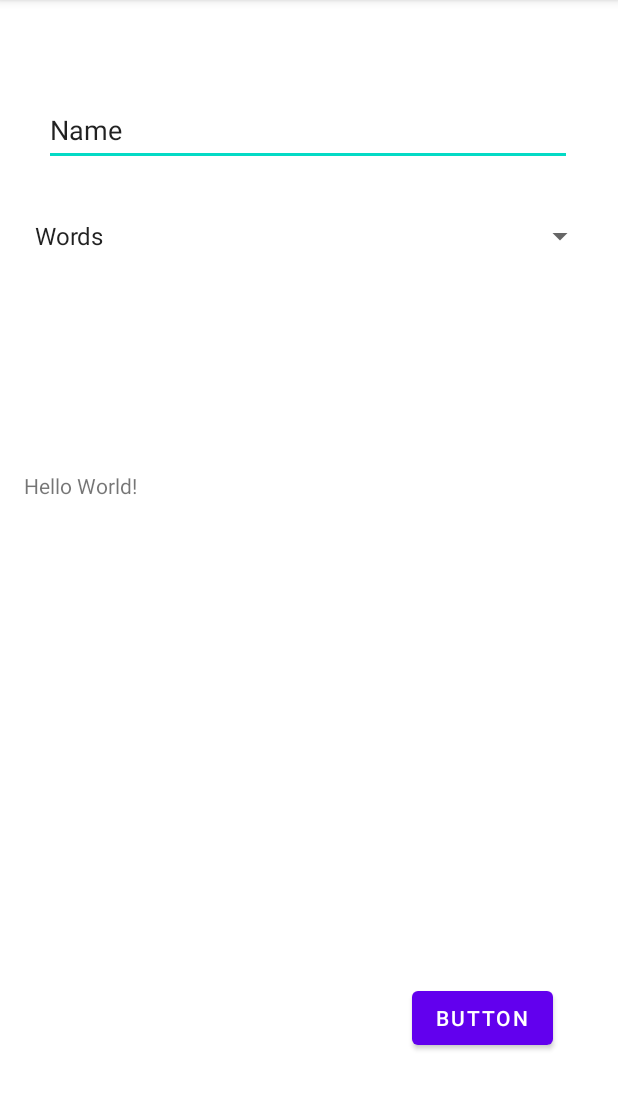
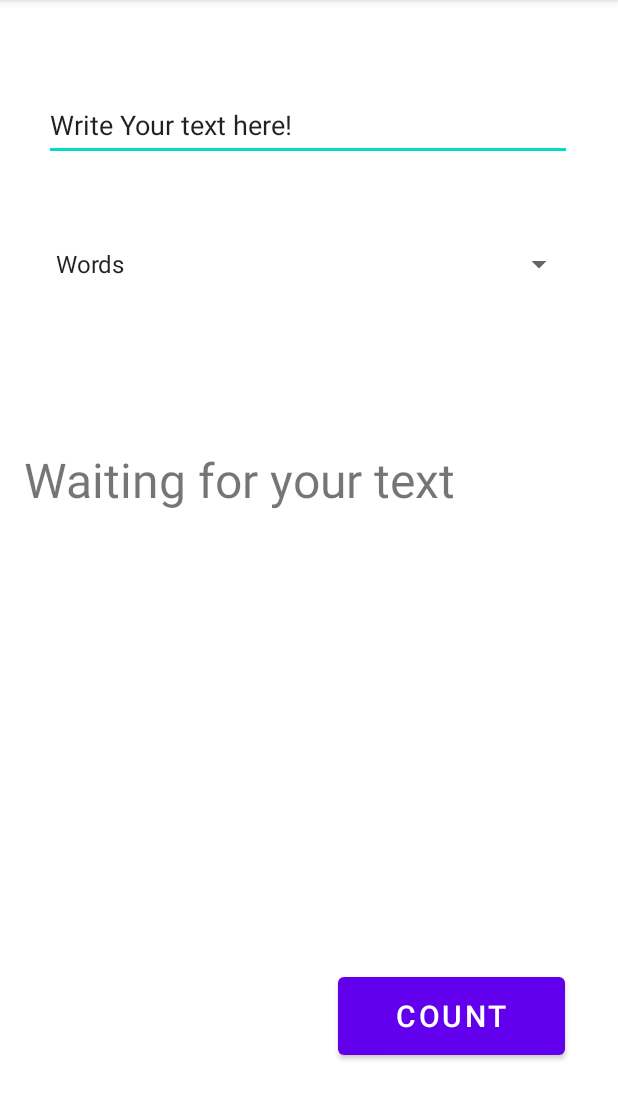
Before and after one commit to Edgmos/TextCounterApp, an Android app: the screen it shows after launch (MainActivity), on a phone screen of 412 x 824 dp, the part 84-1204 px from its top. Run offline under Robolectric (Android 15) with nearby library versions, the phone set to English and light mode, and no system bars.

Commit message:
New text modification. On putput added text of what is displayed

```diff
--- a/app/src/main/java/com/example/textcounterapp/MainActivity.java
+++ b/app/src/main/java/com/example/textcounterapp/MainActivity.java
@@ -41,13 +41,13 @@ public class MainActivity extends AppCompatActivity {
             if (this.spOption.getSelectedItem().toString().equalsIgnoreCase("Words")) {
                 int wordsCount = TextUtils.getWordsCount(this.txtMain.getText().toString().split("\\s+"));
                 String wordsCountFormated = String.valueOf(wordsCount);
-                this.txtResult.setText(wordsCountFormated);
+                this.txtResult.setText("The number of words in the given text is: " + wordsCountFormated);
 
 
             } else {
                 int charsCount = TextUtils.getCharsCount(this.txtMain.getText().toString());
                 String charsCountFormated = String.valueOf(charsCount);
-                this.txtResult.setText(charsCountFormated);
+                this.txtResult.setText("The number of chars in the given text is: " + charsCountFormated);
 
             }
         }
--- a/app/src/main/res/layout/activity_main.xml
+++ b/app/src/main/res/layout/activity_main.xml
@@ -8,11 +8,12 @@
 
     <TextView
         android:id="@+id/txtResult"
-        android:layout_width="168dp"
-        android:layout_height="51dp"
-        android:text="Hello World!"
+        android:layout_width="356dp"
+        android:layout_height="88dp"
+        android:text="@string/start"
+        android:textSize="32dp"
         app:layout_constraintBottom_toBottomOf="parent"
-        app:layout_constraintHorizontal_bias="0.065"
+        app:layout_constraintHorizontal_bias="0.29"
         app:layout_constraintLeft_toLeftOf="parent"
         app:layout_constraintRight_toRightOf="parent"
         app:layout_constraintTop_toTopOf="parent"
@@ -24,7 +25,7 @@
         android:layout_height="48dp"
         android:ems="10"
         android:inputType="textPersonName"
-        android:text="Name"
+        android:text="Write Your text here!"
         app:layout_constraintBottom_toTopOf="@+id/txtResult"
         app:layout_constraintEnd_toEndOf="parent"
         app:layout_constraintHorizontal_bias="0.491"
@@ -34,10 +35,11 @@
 
     <Button
         android:id="@+id/buttonCalculate"
-        android:layout_width="wrap_content"
-        android:layout_height="wrap_content"
-        android:text="Button"
+        android:layout_width="151dp"
+        android:layout_height="64dp"
         android:onClick="onBtnClickCalculate"
+        android:text="@string/btnName"
+        android:textSize="20dp"
         app:layout_constraintBottom_toBottomOf="parent"
         app:layout_constraintEnd_toEndOf="parent"
         app:layout_constraintHorizontal_bias="0.864"
@@ -47,8 +49,8 @@
 
     <Spinner
         android:id="@+id/spOption"
-        android:layout_width="382dp"
-        android:layout_height="57dp"
+        android:layout_width="354dp"
+        android:layout_height="104dp"
         android:minHeight="48dp"
         app:layout_constraintBottom_toBottomOf="parent"
         app:layout_constraintEnd_toEndOf="parent"
--- a/app/src/main/res/values/strings.xml
+++ b/app/src/main/res/values/strings.xml
@@ -6,4 +6,6 @@
     </string-array>
     <string name="words_st">Words</string>
     <string name="chars_st">Chars</string>
+    <string name="start">Waiting for your text</string>
+    <string name="btnName">Count</string>
 </resources>
```
